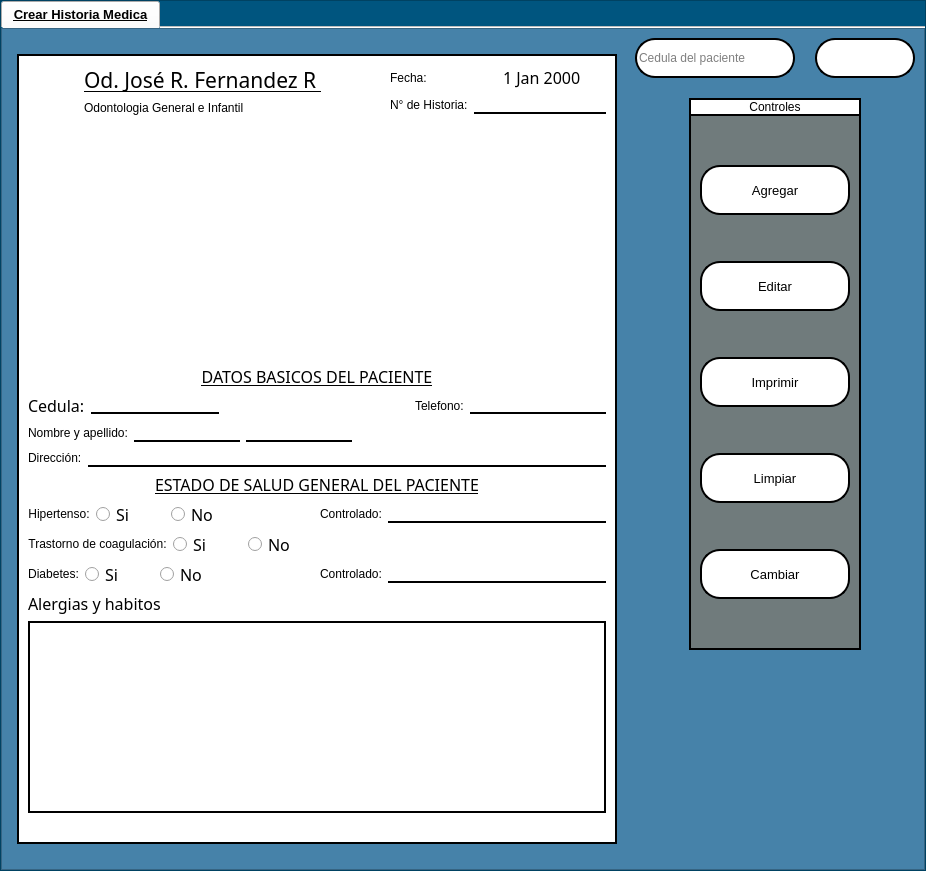
Old version of the form interfaces/salida.ui in the repository Reinaldito04/App-Consultas-y-Historias-Medicas.
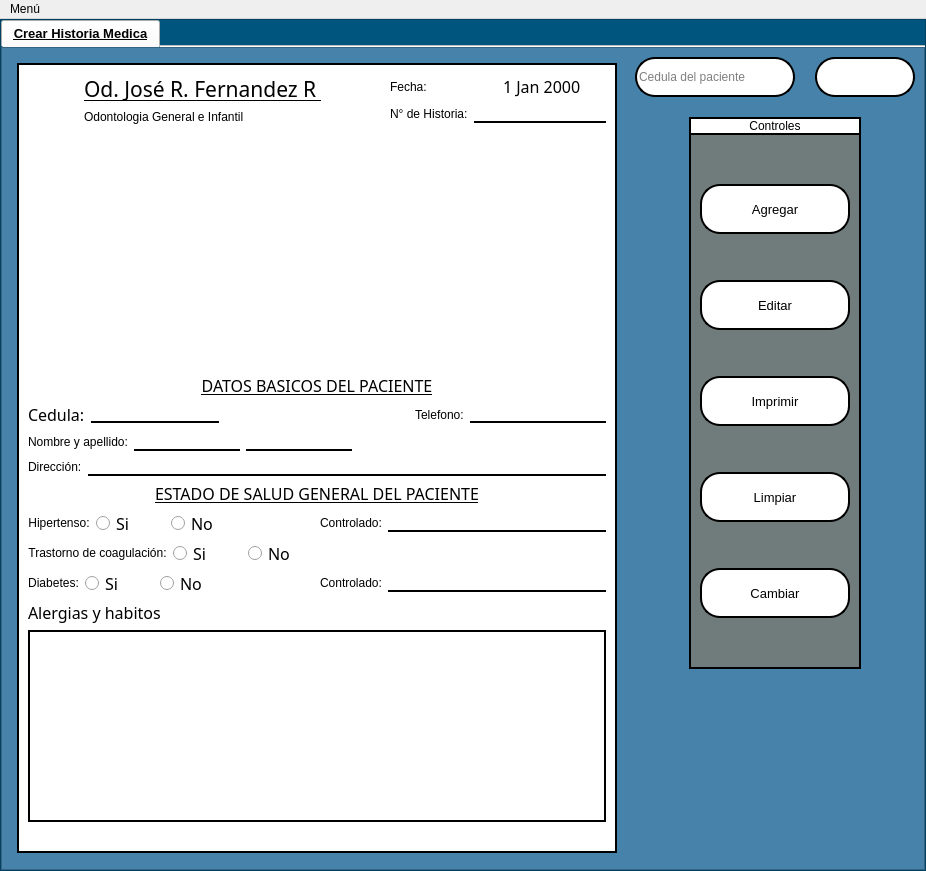
New version of the form. Icons and pictures are not drawn.

Commit message: funciones de regrso y salida, imagen para la ui

```diff
--- a/interfaces/salida.ui
+++ b/interfaces/salida.ui
@@ -2333,6 +2333,15 @@
      <height>21</height>
     </rect>
    </property>
+   <widget class="QMenu" name="menuMen">
+    <property name="title">
+     <string>Menú</string>
+    </property>
+    <addaction name="actionVolver_al_menu_principal"/>
+    <addaction name="separator"/>
+    <addaction name="actionSalir"/>
+   </widget>
+   <addaction name="menuMen"/>
   </widget>
  </widget>
  <resources/>
```
Left out of the diff: 12 changed lines with no effect on the pictures. The commit also changes 2 other files.
